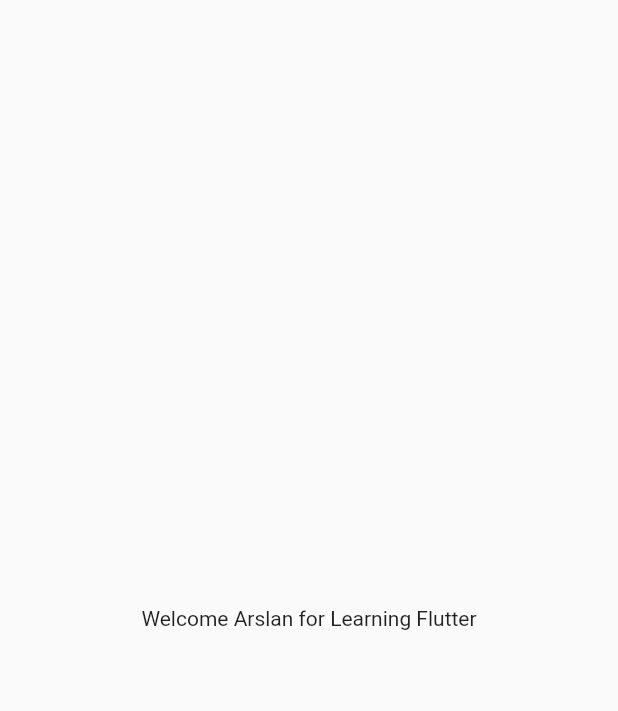
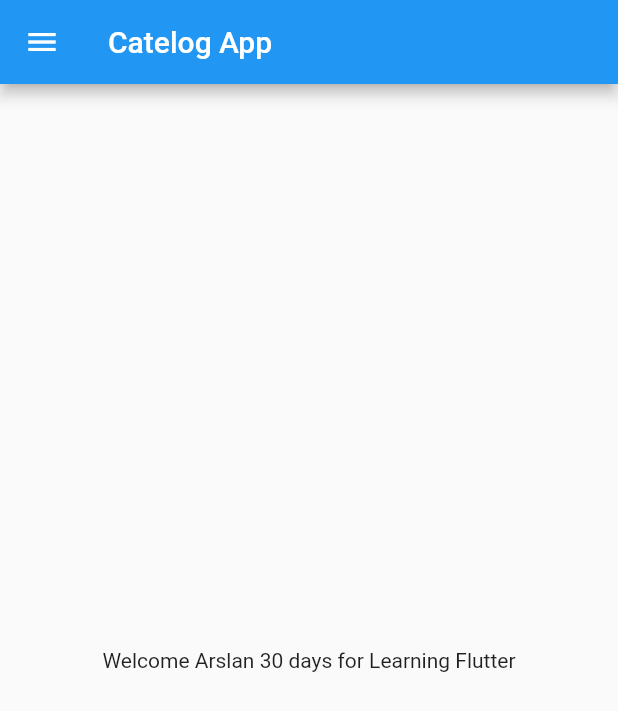
Before and after one commit to arslan2info/30DayswithFlutter, a Flutter app: the screen it shows after launch, on a phone screen of 412 x 824 dp. Shown: the top 711 px of the screen. Run offline on Flutter 3.47's test engine with Material 2 defaults, Android fonts, the phone set to English and light mode, and no system bars.

Commit message:
Day 2 completed

```diff
--- /dev/null
+++ b/lib/home_page.dart
@@ -0,0 +1,25 @@
+import 'package:flutter/material.dart';
+
+class HomePage extends StatelessWidget {
+  int days = 30;
+  String name = 'Flutter';
+
+  @override
+  Widget build(BuildContext context) {
+    return Scaffold(
+      appBar: AppBar(
+        title: Text(
+          'Catelog App',
+        ),
+      ),
+      body: Material(
+        child: Center(
+          child: Container(
+            child: Text('Welcome Arslan $days days for Learning $name'),
+          ),
+        ),
+      ),
+      drawer: Drawer(),
+    );
+  }
+}
--- a/lib/main.dart
+++ b/lib/main.dart
@@ -1,20 +1,17 @@
 import 'package:flutter/material.dart';
+import 'package:flutter/rendering.dart';
+import 'package:flutter_catalog/home_page.dart';
 
 void main() {
-  runApp(const MyApp());
+  runApp(MyApp());
 }
 
 class MyApp extends StatelessWidget {
-  const MyApp({Key? key}) : super(key: key);
-
   @override
   Widget build(BuildContext context) {
-    return const MaterialApp(
-      home: Material(
-        child: Center(
-          child: Text('Welcome Arslan for Learning Flutter'),
-        ),
-      ),
+
+    return MaterialApp(
+      home: HomePage(),
     );
   }
 }
```
